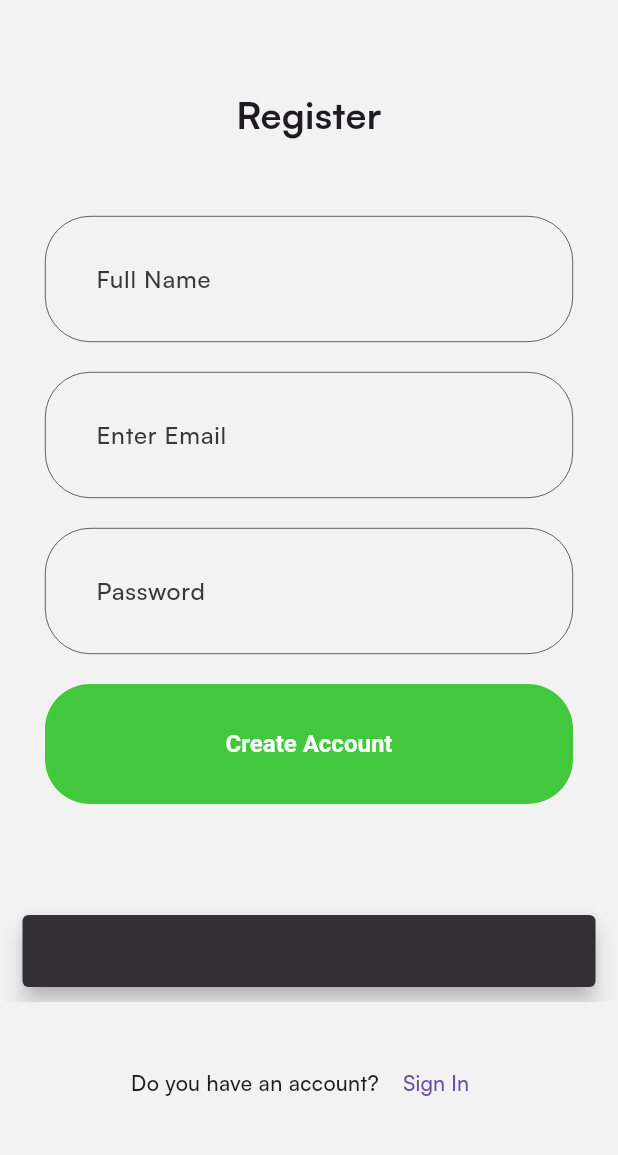
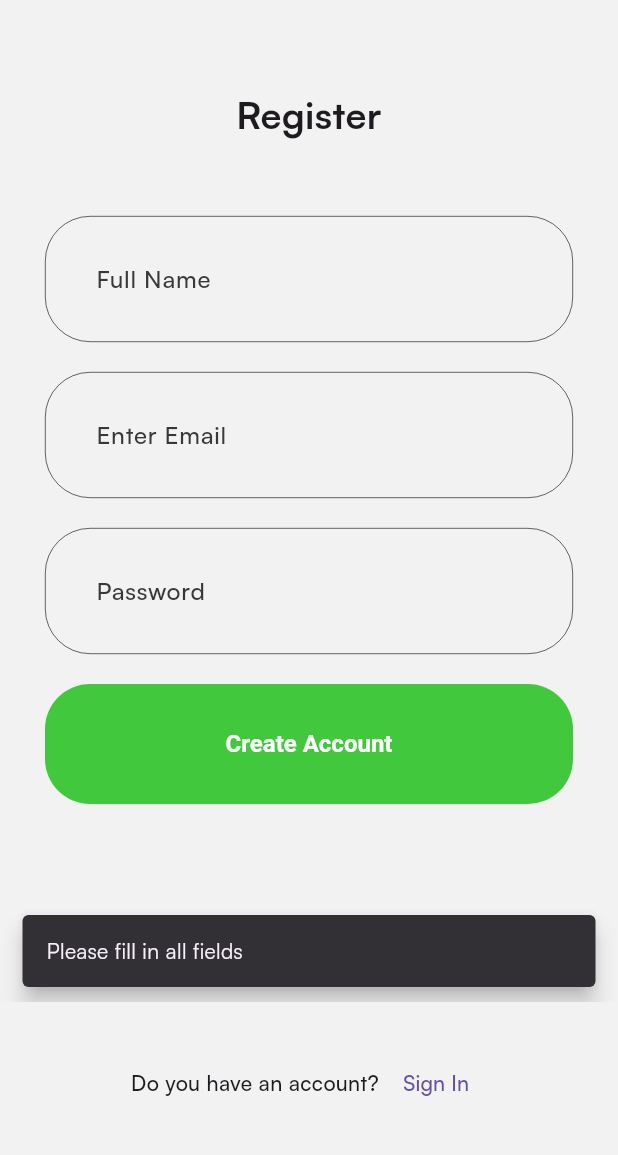
Before and after one commit to Abarchibody/spotify-clone, a Flutter app: the SignupPage screen opened directly, after a tap on "Create Account", on a phone screen of 412 x 824 dp, the part 72-1227 px from its top. Run offline on Flutter 3.47's test engine with Material 3 defaults, Android fonts, the phone set to English and light mode, and no system bars; our stand-ins replace cloud_firestore, dartz, firebase_auth, firebase_core, flutter_bloc, flutter_svg and 3 more; accounts and stored records are empty.

Commit message:
Refactor user entity and repository interfaces for improved clarity; streamline spacing and layout in signup/signin page

```diff
--- a/lib/domain/repository/auth/auth.dart
+++ b/lib/domain/repository/auth/auth.dart
@@ -3,7 +3,6 @@ import 'package:spotify/data/models/auth/create_user_req.dart';
 import 'package:spotify/data/models/auth/signin_user_req.dart';
 
 abstract class AuthRepository {
-
   Future<Either> signup(CreateUserReq createUserReq);
 
   Future<Either> signin(SigninUserReq signinUserReq);
--- a/lib/domain/repository/song/song.dart
+++ b/lib/domain/repository/song/song.dart
@@ -1,7 +1,6 @@
 import 'package:dartz/dartz.dart';
 
 abstract class SongsRepository {
-
   Future<Either> getNewsSongs();
   Future<Either> getPlayList();
   Future<Either> addOrRemoveFavoriteSongs(String songId);
--- a/lib/presentation/auth/pages/signup.dart
+++ b/lib/presentation/auth/pages/signup.dart
@@ -12,14 +12,16 @@ import 'package:spotify/service_locator.dart';
 class SignupPage extends StatelessWidget {
   SignupPage({super.key});
 
-  final TextEditingController _fullName = TextEditingController();
-  final TextEditingController _email = TextEditingController();
-  final TextEditingController _password = TextEditingController();
+  final TextEditingController _fullNameController = TextEditingController();
+  final TextEditingController _emailController = TextEditingController();
+  final TextEditingController _passwordController = TextEditingController();
 
   @override
   Widget build(BuildContext context) {
-    return Scaffold(
-      bottomNavigationBar: _siginText(context),
+    return GestureDetector(
+      onTap: () => FocusScope.of(context).unfocus(), // Dismiss keyboard
+      child: Scaffold(
+        bottomNavigationBar: _signinText(context),
         appBar: BasicAppbar(
           title: SvgPicture.asset(
             AppVectors.logo,
@@ -28,48 +30,24 @@ class SignupPage extends StatelessWidget {
           ),
         ),
         body: SingleChildScrollView(
-        padding: const EdgeInsets.symmetric(
-        vertical: 50,
-        horizontal: 30
-      ),
+          padding: const EdgeInsets.symmetric(vertical: 50, horizontal: 30),
           child: Column(
             crossAxisAlignment: CrossAxisAlignment.center,
             children: [
               _registerText(),
-            const SizedBox(height: 50,),
+              const SizedBox(height: 50),
               _fullNameField(context),
-            const SizedBox(height: 20,),
+              const SizedBox(height: 20),
               _emailField(context),
-            const SizedBox(height: 20,),
+              const SizedBox(height: 20),
               _passwordField(context),
-            const SizedBox(height: 20,),
+              const SizedBox(height: 20),
               BasicAppButton(
-              onPressed: () async {
-                var result = await sl<SignupUseCase>().call(
-                  params: CreateUserReq(
-                    fullName: _fullName.text.toString(),
-                    email: _email.text.toString(),
-                    password: _password.text.toString()
-                  )
-                );
-                result.fold(
-                  (l){
-                    var snackbar = SnackBar(content: Text(l),behavior: SnackBarBehavior.floating,);
-                    ScaffoldMessenger.of(context).showSnackBar(snackbar);
-                  },
-                  (r){
-                    Navigator.pushAndRemoveUntil(
-                      context,
-                      MaterialPageRoute(builder: (BuildContext context) => const HomePage()),
-                      (route) => false
-                    );
-                  }
-                );
-              },
-              title: 'Create Account'
-            )
-
+                onPressed: () => _handleSignup(context),
+                title: 'Create Account',
+              ),
             ],
+          ),
         ),
       ),
     );
@@ -80,7 +58,7 @@ class SignupPage extends StatelessWidget {
       'Register',
       style: TextStyle(
         fontWeight: FontWeight.bold,
-        fontSize: 25
+        fontSize: 25,
       ),
       textAlign: TextAlign.center,
     );
@@ -88,42 +66,36 @@ class SignupPage extends StatelessWidget {
 
   Widget _fullNameField(BuildContext context) {
     return TextField(
-      controller: _fullName,
-      decoration: const InputDecoration(
-        hintText: 'Full Name'
-      ).applyDefaults(
-        Theme.of(context).inputDecorationTheme
+      controller: _fullNameController,
+      decoration: const InputDecoration(hintText: 'Full Name').applyDefaults(
+        Theme.of(context).inputDecorationTheme,
       ),
     );
   }
 
   Widget _emailField(BuildContext context) {
     return TextField(
-      controller: _email,
-      decoration: const InputDecoration(
-        hintText: 'Enter Email'
-      ).applyDefaults(
-        Theme.of(context).inputDecorationTheme
+      controller: _emailController,
+      decoration: const InputDecoration(hintText: 'Enter Email').applyDefaults(
+        Theme.of(context).inputDecorationTheme,
       ),
+      keyboardType: TextInputType.emailAddress,
     );
   }
 
   Widget _passwordField(BuildContext context) {
     return TextField(
-      controller: _password,
-      decoration: const InputDecoration(
-        hintText: 'Password'
-      ).applyDefaults(
-        Theme.of(context).inputDecorationTheme
+      controller: _passwordController,
+      obscureText: true, // Hide password
+      decoration: const InputDecoration(hintText: 'Password').applyDefaults(
+        Theme.of(context).inputDecorationTheme,
       ),
     );
   }
 
-  Widget _siginText(BuildContext context) {
+  Widget _signinText(BuildContext context) {
     return Padding(
-      padding: const EdgeInsets.symmetric(
-        vertical: 30
-      ),
+      padding: const EdgeInsets.symmetric(vertical: 30),
       child: Row(
         mainAxisAlignment: MainAxisAlignment.center,
         children: [
@@ -131,24 +103,61 @@ class SignupPage extends StatelessWidget {
             'Do you have an account? ',
             style: TextStyle(
               fontWeight: FontWeight.w500,
-              fontSize: 14
+              fontSize: 14,
             ),
           ),
           TextButton(
-            onPressed: (){
+            onPressed: () {
               Navigator.pushReplacement(
                 context,
-                MaterialPageRoute(
-                  builder: (BuildContext context) => SigninPage()
-                )
+                MaterialPageRoute(builder: (context) => SigninPage()),
               );
             },
-            child: const Text(
-              'Sign In'
-            )
-          )
+            child: const Text('Sign In'),
+          ),
         ],
       ),
     );
   }
+
+  Future<void> _handleSignup(BuildContext context) async {
+    // Basic validation
+    if (_fullNameController.text.isEmpty ||
+        _emailController.text.isEmpty ||
+        _passwordController.text.isEmpty) {
+      ScaffoldMessenger.of(context).showSnackBar(
+        const SnackBar(
+          content: Text('Please fill in all fields'),
+          behavior: SnackBarBehavior.floating,
+        ),
+      );
+      return;
     }
+
+    final result = await sl<SignupUseCase>().call(
+      params: CreateUserReq(
+        fullName: _fullNameController.text.trim(),
+        email: _emailController.text.trim(),
+        password: _passwordController.text.trim(),
+      ),
+    );
+
+    result.fold(
+      (failure) {
+        ScaffoldMessenger.of(context).showSnackBar(
+          SnackBar(
+            content: Text(failure),
+            behavior: SnackBarBehavior.floating,
+          ),
+        );
+      },
+      (success) {
+        Navigator.pushAndRemoveUntil(
+          context,
+          MaterialPageRoute(builder: (context) => const HomePage()),
+          (route) => false,
+        );
+      },
+    );
+  }
+}
```
Also changed, not shown: lib/domain/entities/auth/user.dart (+4 -9 lines), lib/domain/usecases/auth/signup.dart (+2 -5 lines), lib/presentation/auth/pages/signup_or_siginin.dart (+41 -49 lines). Lines whose indentation alone changed are shown as unchanged.
